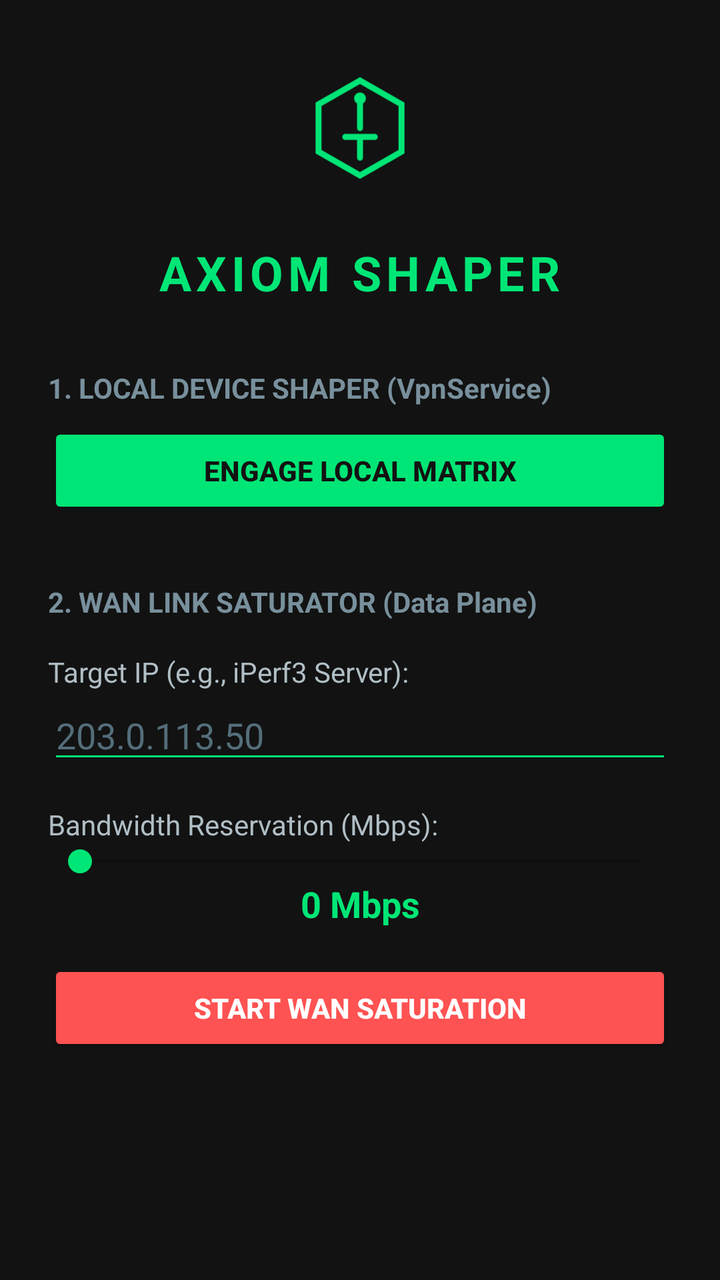
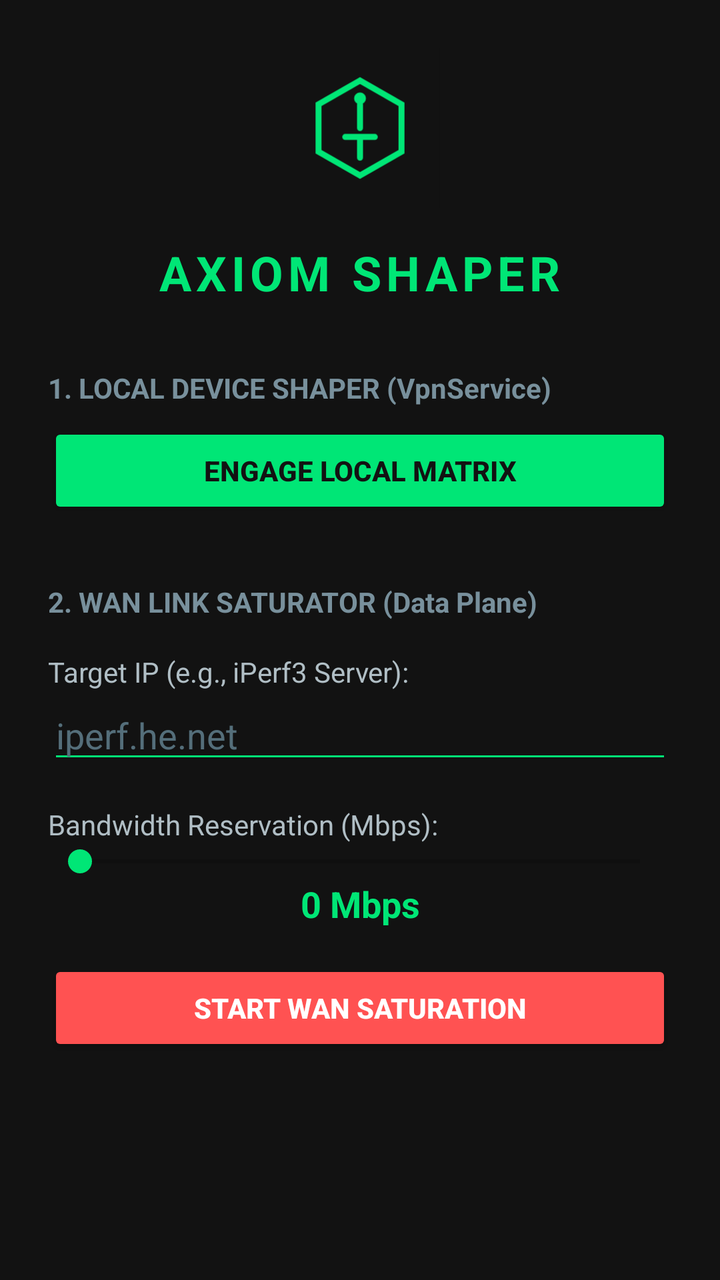

Before-and-after screenshots of an Android layout around one commit, followed by the original layout XML and the change that was made.
<!-- AndroidManifest.xml: application theme Theme.AppCompat.Light.NoActionBar -->
<!-- res/layout/activity_main.xml -->
<?xml version="1.0" encoding="utf-8"?>
<ScrollView xmlns:android="http://schemas.android.com/apk/res/android"
    android:layout_width="match_parent"
    android:layout_height="match_parent"
    android:background="#121212"
    android:padding="24dp">

    <LinearLayout
        android:layout_width="match_parent"
        android:layout_height="wrap_content"
        android:gravity="center_horizontal"
        android:orientation="vertical">

        <ImageView
            android:layout_width="80dp"
            android:layout_height="80dp"
            android:src="@drawable/ic_axiom_logo"
            android:contentDescription="Axiom Logo" />

        <TextView
            android:layout_width="wrap_content"
            android:layout_height="wrap_content"
            android:layout_marginTop="16dp"
            android:text="AXIOM SHAPER"
            android:textColor="#00E676"
            android:textSize="24sp"
            android:textStyle="bold"
            android:letterSpacing="0.1" />

        
        <TextView
            android:layout_width="match_parent"
            android:layout_height="wrap_content"
            android:layout_marginTop="32dp"
            android:text="1. LOCAL DEVICE SHAPER (VpnService)"
            android:textColor="#78909C"
            android:textSize="14sp"
            android:textStyle="bold" />

        <Button
            android:id="@+id/btn_toggle_tun"
            android:layout_width="match_parent"
            android:layout_height="wrap_content"
            android:layout_marginTop="8dp"
            android:backgroundTint="#00E676"
            android:text="ENGAGE LOCAL MATRIX"
            android:textColor="#121212"
            android:textStyle="bold" />

        
        <TextView
            android:layout_width="match_parent"
            android:layout_height="wrap_content"
            android:layout_marginTop="32dp"
            android:text="2. WAN LINK SATURATOR (Data Plane)"
            android:textColor="#78909C"
            android:textSize="14sp"
            android:textStyle="bold" />
            
        <TextView
            android:layout_width="match_parent"
            android:layout_height="wrap_content"
            android:text="Target IP (e.g., iPerf3 Server):"
            android:textColor="#B0BEC5"
            android:layout_marginTop="16dp"/>

        <EditText
            android:id="@+id/et_target_ip"
            android:layout_width="match_parent"
            android:layout_height="wrap_content"
            android:hint="203.0.113.50"
            android:textColor="#FFFFFF"
            android:textColorHint="#546E7A"
            android:inputType="text"
            android:backgroundTint="#00E676"/>

        <TextView
            android:layout_width="match_parent"
            android:layout_height="wrap_content"
            android:text="Bandwidth Reservation (Mbps):"
            android:textColor="#B0BEC5"
            android:layout_marginTop="16dp"/>

        <SeekBar
            android:id="@+id/sb_bandwidth"
            android:layout_width="match_parent"
            android:layout_height="wrap_content"
            android:max="100"
            android:progress="0"
            android:progressTint="#00E676"
            android:thumbTint="#00E676"/>

        <TextView
            android:id="@+id/tv_slider_value"
            android:layout_width="match_parent"
            android:layout_height="wrap_content"
            android:text="0 Mbps"
            android:textColor="#00E676"
            android:textSize="18sp"
            android:textStyle="bold"
            android:gravity="center"/>

        <Button
            android:id="@+id/btn_toggle_wan"
            android:layout_width="match_parent"
            android:layout_height="wrap_content"
            android:layout_marginTop="16dp"
            android:backgroundTint="#FF5252"
            android:text="START WAN SATURATION"
            android:textColor="#FFFFFF"
            android:textStyle="bold" />

    </LinearLayout>
</ScrollView>
<!-- resources referenced by this layout -->
<resources>
  <!-- drawable ic_axiom_logo (drawable) -->
  <vector xmlns:android="http://schemas.android.com/apk/res/android"
      android:width="108dp"
      android:height="108dp"
      android:viewportWidth="108"
      android:viewportHeight="108">
      
      <path
          android:fillColor="#121212"
          android:pathData="M0,0h108v108h-108z"/>
      
      <path
          android:fillColor="#00000000"
          android:strokeWidth="4"
          android:strokeColor="#00E676"
          android:pathData="M54,22 L82,38 L82,70 L54,86 L26,70 L26,38 Z"/>
      
      <path
          android:fillColor="#00000000"
          android:strokeWidth="4"
          android:strokeColor="#00E676"
          android:strokeLineCap="round"
          android:pathData="M54,38 L54,54 M44,60 L64,60 M54,60 L54,74"/>
      
      <path
          android:fillColor="#00E676"
          android:pathData="M54,34m-4,0a4,4 0,1 1,8 0a4,4 0,1 1,-8 0"/>
  </vector>
</resources>

<!-- the commit's change to res/layout/activity_main.xml (unified diff, before → after) -->
@@ -1,114 +1,41 @@
 <?xml version="1.0" encoding="utf-8"?>
 <ScrollView xmlns:android="http://schemas.android.com/apk/res/android"
-    android:layout_width="match_parent"
-    android:layout_height="match_parent"
-    android:background="#121212"
-    android:padding="24dp">
-
-    <LinearLayout
-        android:layout_width="match_parent"
-        android:layout_height="wrap_content"
-        android:gravity="center_horizontal"
-        android:orientation="vertical">
-
-        <ImageView
-            android:layout_width="80dp"
-            android:layout_height="80dp"
-            android:src="@drawable/ic_axiom_logo"
-            android:contentDescription="Axiom Logo" />
-
-        <TextView
-            android:layout_width="wrap_content"
-            android:layout_height="wrap_content"
-            android:layout_marginTop="16dp"
-            android:text="AXIOM SHAPER"
-            android:textColor="#00E676"
-            android:textSize="24sp"
-            android:textStyle="bold"
-            android:letterSpacing="0.1" />
-
-        
-        <TextView
-            android:layout_width="match_parent"
-            android:layout_height="wrap_content"
-            android:layout_marginTop="32dp"
-            android:text="1. LOCAL DEVICE SHAPER (VpnService)"
-            android:textColor="#78909C"
-            android:textSize="14sp"
-            android:textStyle="bold" />
-
-        <Button
-            android:id="@+id/btn_toggle_tun"
-            android:layout_width="match_parent"
-            android:layout_height="wrap_content"
-            android:layout_marginTop="8dp"
-            android:backgroundTint="#00E676"
-            android:text="ENGAGE LOCAL MATRIX"
-            android:textColor="#121212"
-            android:textStyle="bold" />
-
-        
-        <TextView
-            android:layout_width="match_parent"
-            android:layout_height="wrap_content"
-            android:layout_marginTop="32dp"
-            android:text="2. WAN LINK SATURATOR (Data Plane)"
-            android:textColor="#78909C"
-            android:textSize="14sp"
-            android:textStyle="bold" />
-            
-        <TextView
-            android:layout_width="match_parent"
-            android:layout_height="wrap_content"
-            android:text="Target IP (e.g., iPerf3 Server):"
-            android:textColor="#B0BEC5"
-            android:layout_marginTop="16dp"/>
-
-        <EditText
-            android:id="@+id/et_target_ip"
-            android:layout_width="match_parent"
-            android:layout_height="wrap_content"
-            android:hint="203.0.113.50"
-            android:textColor="#FFFFFF"
-            android:textColorHint="#546E7A"
-            android:inputType="text"
-            android:backgroundTint="#00E676"/>
-
-        <TextView
-            android:layout_width="match_parent"
-            android:layout_height="wrap_content"
-            android:text="Bandwidth Reservation (Mbps):"
-            android:textColor="#B0BEC5"
-            android:layout_marginTop="16dp"/>
-
-        <SeekBar
-            android:id="@+id/sb_bandwidth"
-            android:layout_width="match_parent"
-            android:layout_height="wrap_content"
-            android:max="100"
-            android:progress="0"
-            android:progressTint="#00E676"
-            android:thumbTint="#00E676"/>
-
-        <TextView
-            android:id="@+id/tv_slider_value"
-            android:layout_width="match_parent"
-            android:layout_height="wrap_content"
-            android:text="0 Mbps"
-            android:textColor="#00E676"
-            android:textSize="18sp"
-            android:textStyle="bold"
-            android:gravity="center"/>
-
-        <Button
-            android:id="@+id/btn_toggle_wan"
-            android:layout_width="match_parent"
-            android:layout_height="wrap_content"
-            android:layout_marginTop="16dp"
-            android:backgroundTint="#FF5252"
-            android:text="START WAN SATURATION"
-            android:textColor="#FFFFFF"
-            android:textStyle="bold" />
-
+    android:layout_width="match_parent" android:layout_height="match_parent"
+    android:background="#121212" android:padding="24dp">
+    <LinearLayout android:layout_width="match_parent" android:layout_height="wrap_content"
+        android:gravity="center_horizontal" android:orientation="vertical">
+        <ImageView android:layout_width="80dp" android:layout_height="80dp"
+            android:src="@drawable/ic_axiom_logo" android:contentDescription="Axiom Logo" />
+        <TextView android:layout_width="wrap_content" android:layout_height="wrap_content"
+            android:layout_marginTop="16dp" android:text="AXIOM SHAPER"
+            android:textColor="#00E676" android:textSize="24sp" android:textStyle="bold" android:letterSpacing="0.1" />
+        <TextView android:layout_width="match_parent" android:layout_height="wrap_content"
+            android:layout_marginTop="32dp" android:text="1. LOCAL DEVICE SHAPER (VpnService)"
+            android:textColor="#78909C" android:textSize="14sp" android:textStyle="bold" />
+        <Button android:id="@+id/btn_toggle_tun" android:layout_width="match_parent"
+            android:layout_height="wrap_content" android:layout_marginTop="8dp"
+            android:backgroundTint="#00E676" android:text="ENGAGE LOCAL MATRIX"
+            android:textColor="#121212" android:textStyle="bold" />
+        <TextView android:layout_width="match_parent" android:layout_height="wrap_content"
+            android:layout_marginTop="32dp" android:text="2. WAN LINK SATURATOR (Data Plane)"
+            android:textColor="#78909C" android:textSize="14sp" android:textStyle="bold" />
+        <TextView android:layout_width="match_parent" android:layout_height="wrap_content"
+            android:text="Target IP (e.g., iPerf3 Server):" android:textColor="#B0BEC5" android:layout_marginTop="16dp"/>
+        <EditText android:id="@+id/et_target_ip" android:layout_width="match_parent"
+            android:layout_height="wrap_content" android:hint="iperf.he.net"
+            android:textColor="#FFFFFF" android:textColorHint="#546E7A"
+            android:inputType="text" android:backgroundTint="#00E676"/>
+        <TextView android:layout_width="match_parent" android:layout_height="wrap_content"
+            android:text="Bandwidth Reservation (Mbps):" android:textColor="#B0BEC5" android:layout_marginTop="16dp"/>
+        <SeekBar android:id="@+id/sb_bandwidth" android:layout_width="match_parent"
+            android:layout_height="wrap_content" android:max="100" android:progress="0"
+            android:progressTint="#00E676" android:thumbTint="#00E676"/>
+        <TextView android:id="@+id/tv_slider_value" android:layout_width="match_parent"
+            android:layout_height="wrap_content" android:text="0 Mbps"
+            android:textColor="#00E676" android:textSize="18sp" android:textStyle="bold" android:gravity="center"/>
+        <Button android:id="@+id/btn_toggle_wan" android:layout_width="match_parent"
+            android:layout_height="wrap_content" android:layout_marginTop="16dp"
+            android:backgroundTint="#FF5252" android:text="START WAN SATURATION"
+            android:textColor="#FFFFFF" android:textStyle="bold" />
     </LinearLayout>
 </ScrollView>
<!-- resource entries referenced after the edit -->
@@ -2,31 +2,13 @@
 <resources>
   <!-- drawable ic_axiom_logo (drawable) -->
   <vector xmlns:android="http://schemas.android.com/apk/res/android"
-      android:width="108dp"
-      android:height="108dp"
-      android:viewportWidth="108"
-      android:viewportHeight="108">
-      
-      <path
-          android:fillColor="#121212"
-          android:pathData="M0,0h108v108h-108z"/>
-      
-      <path
-          android:fillColor="#00000000"
-          android:strokeWidth="4"
-          android:strokeColor="#00E676"
+      android:width="108dp" android:height="108dp" android:viewportWidth="108" android:viewportHeight="108">
+      <path android:fillColor="#121212" android:pathData="M0,0h108v108h-108z"/>
+      <path android:fillColor="#00000000" android:strokeWidth="4" android:strokeColor="#00E676"
           android:pathData="M54,22 L82,38 L82,70 L54,86 L26,70 L26,38 Z"/>
-      
-      <path
-          android:fillColor="#00000000"
-          android:strokeWidth="4"
-          android:strokeColor="#00E676"
-          android:strokeLineCap="round"
-          android:pathData="M54,38 L54,54 M44,60 L64,60 M54,60 L54,74"/>
-      
-      <path
-          android:fillColor="#00E676"
-          android:pathData="M54,34m-4,0a4,4 0,1 1,8 0a4,4 0,1 1,-8 0"/>
+      <path android:fillColor="#00000000" android:strokeWidth="4" android:strokeColor="#00E676"
+          android:strokeLineCap="round" android:pathData="M54,38 L54,54 M44,60 L64,60 M54,60 L54,74"/>
+      <path android:fillColor="#00E676" android:pathData="M54,34m-4,0a4,4 0,1 1,8 0a4,4 0,1 1,-8 0"/>
   </vector>
 </resources>
 
